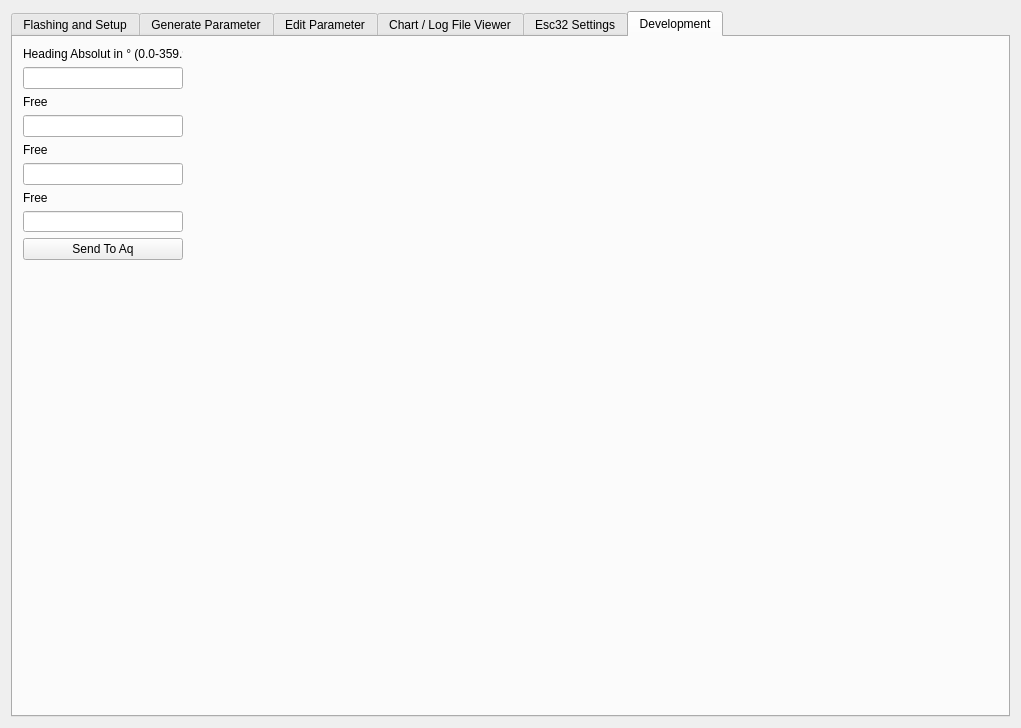
The window that src/ui/qgcautoquad.ui (mpaperno/qgroundcontrol_aq) describes before a commit, drawn with Qt 5.
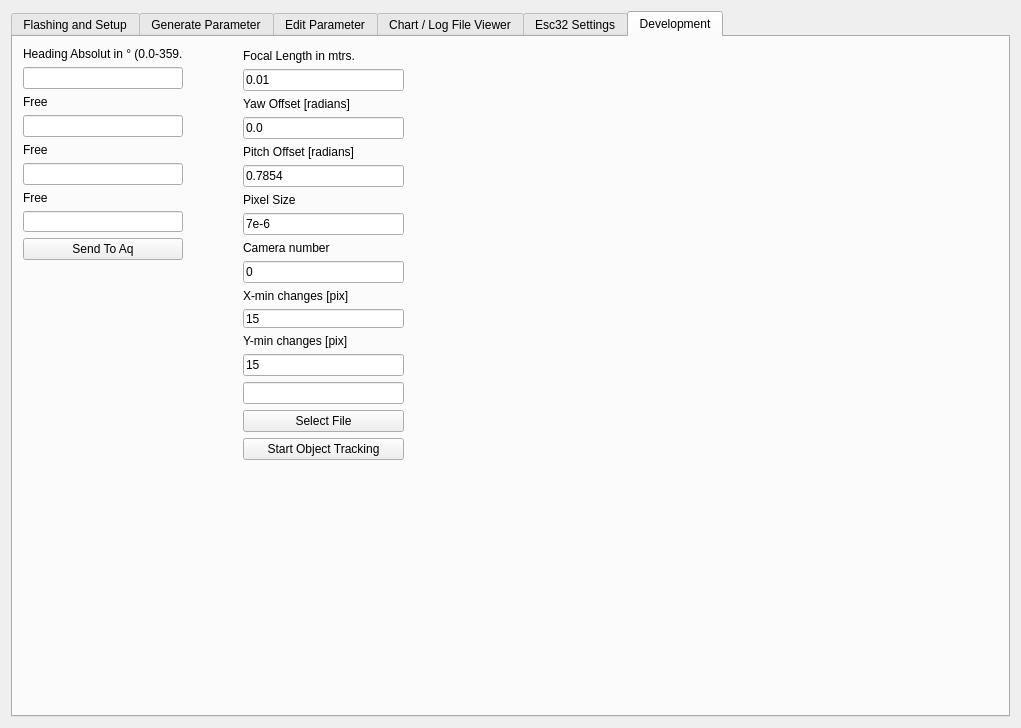
The same window after the commit. The open tabs and pages were chosen to show the change. Icons and pictures are not drawn.

Commit message: redo esc32 calibration and start object tracking

```diff
--- a/src/ui/qgcautoquad.ui
+++ b/src/ui/qgcautoquad.ui
@@ -7281,6 +7281,168 @@
         </item>
        </layout>
       </widget>
+      <widget class="QWidget" name="layoutWidget">
+       <property name="geometry">
+        <rect>
+         <x>230</x>
+         <y>12</y>
+         <width>161</width>
+         <height>411</height>
+        </rect>
+       </property>
+       <layout class="QVBoxLayout" name="verticalLayout_187">
+        <item>
+         <layout class="QVBoxLayout" name="verticalLayout_5">
+          <item>
+           <widget class="QLabel" name="label_155">
+            <property name="text">
+             <string>Focal Length in mtrs.</string>
+            </property>
+           </widget>
+          </item>
+          <item>
+           <widget class="QLineEdit" name="lineEdit_20">
+            <property name="text">
+             <string>0.01</string>
+            </property>
+           </widget>
+          </item>
+         </layout>
+        </item>
+        <item>
+         <layout class="QVBoxLayout" name="verticalLayout_8">
+          <item>
+           <widget class="QLabel" name="label_138">
+            <property name="text">
+             <string>Yaw Offset [radians]</string>
+            </property>
+           </widget>
+          </item>
+          <item>
+           <widget class="QLineEdit" name="lineEdit_19">
+            <property name="text">
+             <string>0.0</string>
+            </property>
+           </widget>
+          </item>
+         </layout>
+        </item>
+        <item>
+         <layout class="QVBoxLayout" name="verticalLayout_9">
+          <item>
+           <widget class="QLabel" name="label_136">
+            <property name="text">
+             <string>Pitch Offset [radians]</string>
+            </property>
+           </widget>
+          </item>
+          <item>
+           <widget class="QLineEdit" name="lineEdit_18">
+            <property name="text">
+             <string>0.7854</string>
+            </property>
+           </widget>
+          </item>
+         </layout>
+        </item>
+        <item>
+         <layout class="QVBoxLayout" name="verticalLayout_10">
+          <item>
+           <widget class="QLabel" name="label_135">
+            <property name="text">
+             <string>Pixel Size</string>
+            </property>
+           </widget>
+          </item>
+          <item>
+           <widget class="QLineEdit" name="lineEdit_17">
+            <property name="text">
+             <string>7e-6</string>
+            </property>
+           </widget>
+          </item>
+         </layout>
+        </item>
+        <item>
+         <layout class="QVBoxLayout" name="verticalLayout_11">
+          <item>
+           <widget class="QLabel" name="label_156">
+            <property name="text">
+             <string>Camera number</string>
+            </property>
+           </widget>
+          </item>
+          <item>
+           <widget class="QLineEdit" name="lineEdit_21">
+            <property name="text">
+             <string>0</string>
+            </property>
+           </widget>
+          </item>
+          <item>
+           <layout class="QVBoxLayout" name="verticalLayout_189">
+            <item>
+             <widget class="QLabel" name="label_158">
+              <property name="text">
+               <string>X-min changes [pix]</string>
+              </property>
+             </widget>
+            </item>
+            <item>
+             <widget class="QLineEdit" name="lineEdit_22">
+              <property name="text">
+               <string>15</string>
+              </property>
+             </widget>
+            </item>
+           </layout>
+          </item>
+         </layout>
+        </item>
+        <item>
+         <layout class="QVBoxLayout" name="verticalLayout_188">
+          <item>
+           <widget class="QLabel" name="label_159">
+            <property name="text">
+             <string>Y-min changes [pix]</string>
+            </property>
+           </widget>
+          </item>
+          <item>
+           <widget class="QLineEdit" name="lineEdit_23">
+            <property name="text">
+             <string>15</string>
+            </property>
+           </widget>
+          </item>
+         </layout>
+        </item>
+        <item>
+         <widget class="QLineEdit" name="lineEdit_24">
+          <property name="minimumSize">
+           <size>
+            <width>0</width>
+            <height>0</height>
+           </size>
+          </property>
+         </widget>
+        </item>
+        <item>
+         <widget class="QPushButton" name="pushButton_ObjectTracking_File">
+          <property name="text">
+           <string>Select File</string>
+          </property>
+         </widget>
+        </item>
+        <item>
+         <widget class="QPushButton" name="pushButton_ObjectTracking">
+          <property name="text">
+           <string>Start Object Tracking</string>
+          </property>
+         </widget>
+        </item>
+       </layout>
+      </widget>
      </widget>
     </widget>
    </item>
```
Left out of the diff: 12 changed lines with no effect on the pictures. The commit also changes 11 other files.
